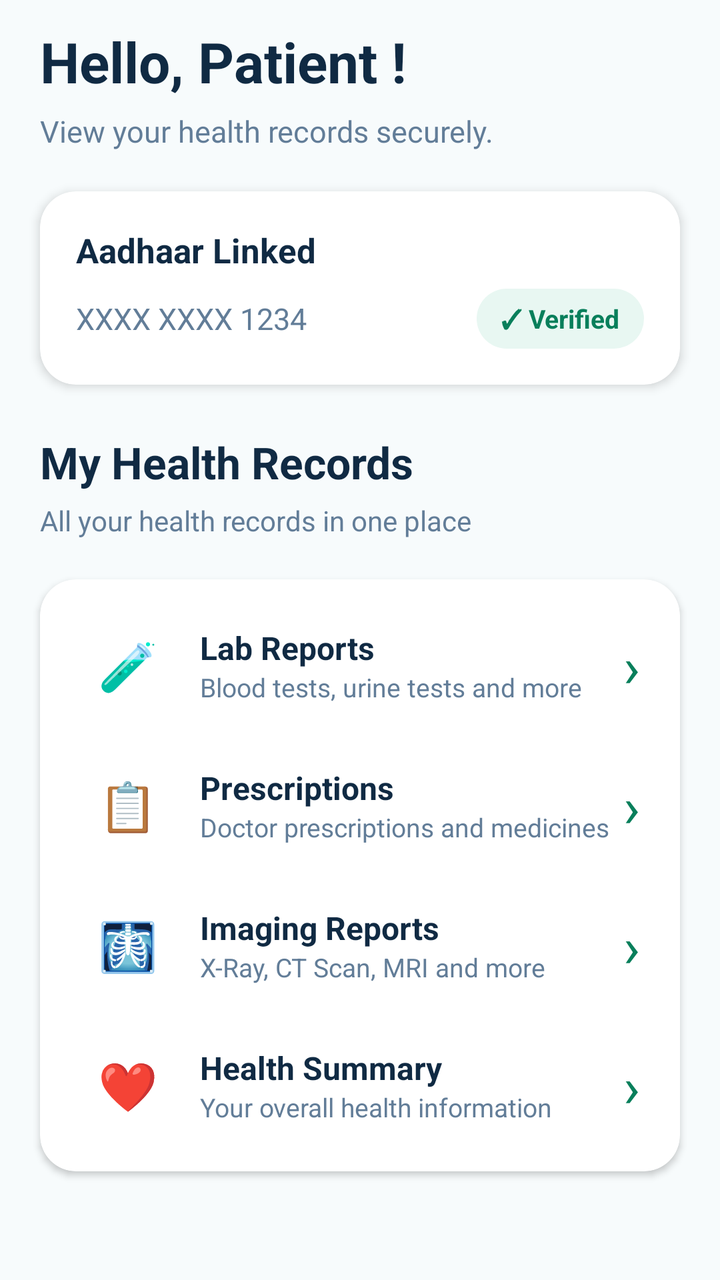
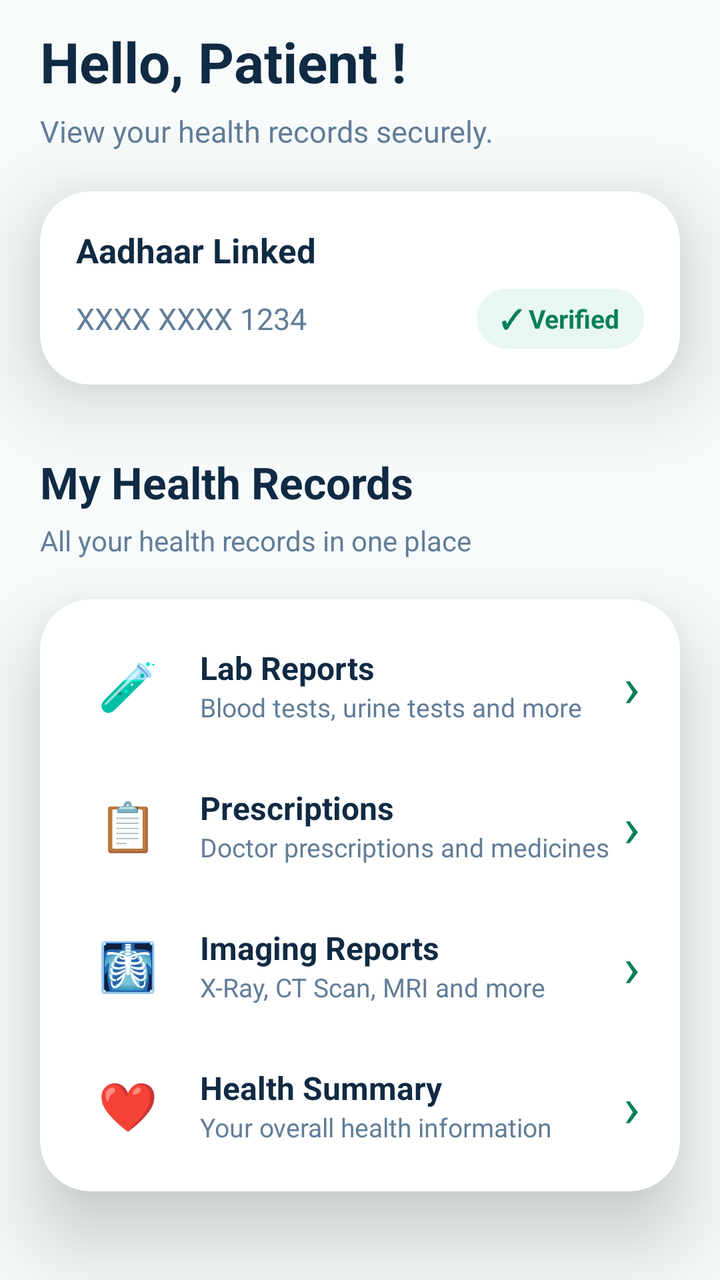

An Android layout rendered at two revisions. The XML below is the earlier revision; the diff shows what the commit changed to produce the second picture.
<!-- AndroidManifest.xml: application theme Theme.HealthYatra -->
<!-- res/layout/fragment_patient_record.xml -->
<?xml version="1.0" encoding="utf-8"?>
<androidx.constraintlayout.widget.ConstraintLayout
    xmlns:android="http://schemas.android.com/apk/res/android"
    xmlns:app="http://schemas.android.com/apk/res-auto"
    android:layout_width="match_parent"
    android:layout_height="match_parent"
    android:background="#F7FBFC">



    
    <LinearLayout
        android:id="@+id/greetingLayout"
        android:layout_width="0dp"
        android:layout_height="wrap_content"
        android:orientation="vertical"
        android:paddingStart="20dp"
        android:paddingTop="12dp"
        android:paddingEnd="20dp"
        android:paddingBottom="20dp"
        app:layout_constraintEnd_toEndOf="parent"
        app:layout_constraintStart_toStartOf="parent"
        app:layout_constraintTop_toTopOf="parent">

        <TextView
            android:layout_width="wrap_content"
            android:layout_height="wrap_content"
            android:text="Hello, Patient !"
            android:textColor="#102A43"
            android:textSize="28sp"
            android:textStyle="bold" />

        <TextView
            android:layout_width="wrap_content"
            android:layout_height="wrap_content"
            android:layout_marginTop="6dp"
            android:text="View your health records securely."
            android:textColor="#627D98"
            android:textSize="15sp" />
    </LinearLayout>


    
    <androidx.cardview.widget.CardView
        android:id="@+id/aadhaarCard"
        android:layout_width="0dp"
        android:layout_height="wrap_content"
        android:layout_marginStart="20dp"
        android:layout_marginEnd="20dp"
        app:cardCornerRadius="18dp"
        app:cardElevation="3dp"
        app:cardBackgroundColor="#FFFFFF"
        app:layout_constraintTop_toBottomOf="@id/greetingLayout"
        app:layout_constraintStart_toStartOf="parent"
        app:layout_constraintEnd_toEndOf="parent">

        <LinearLayout
            android:layout_width="match_parent"
            android:layout_height="wrap_content"
            android:orientation="vertical"
            android:padding="18dp">

            <TextView
                android:layout_width="wrap_content"
                android:layout_height="wrap_content"
                android:text="Aadhaar Linked"
                android:textColor="#102A43"
                android:textSize="17sp"
                android:textStyle="bold"/>

            <LinearLayout
                android:layout_width="match_parent"
                android:layout_height="wrap_content"
                android:layout_marginTop="8dp"
                android:gravity="center_vertical"
                android:orientation="horizontal">

                <TextView
                    android:layout_width="0dp"
                    android:layout_height="wrap_content"
                    android:layout_weight="1"
                    android:text="XXXX XXXX 1234"
                    android:textColor="#627D98"
                    android:textSize="15sp"/>

                <TextView
                    android:layout_width="wrap_content"
                    android:layout_height="wrap_content"
                    android:background="@drawable/bg_verified"
                    android:paddingStart="12dp"
                    android:paddingTop="6dp"
                    android:paddingEnd="12dp"
                    android:paddingBottom="6dp"
                    android:text="✓ Verified"
                    android:textColor="#087F5B"
                    android:textSize="13sp"
                    android:textStyle="bold"/>
            </LinearLayout>

        </LinearLayout>

    </androidx.cardview.widget.CardView>


    
    <TextView
        android:id="@+id/recordsTitle"
        android:layout_width="0dp"
        android:layout_height="wrap_content"
        android:layout_marginStart="20dp"
        android:layout_marginTop="24dp"
        android:layout_marginEnd="20dp"
        android:text="My Health Records"
        android:textColor="#102A43"
        android:textSize="22sp"
        android:textStyle="bold"
        app:layout_constraintTop_toBottomOf="@id/aadhaarCard"
        app:layout_constraintStart_toStartOf="parent"
        app:layout_constraintEnd_toEndOf="parent"/>


    <TextView
        android:id="@+id/recordsSubtitle"
        android:layout_width="0dp"
        android:layout_height="wrap_content"
        android:layout_marginStart="20dp"
        android:layout_marginTop="5dp"
        android:layout_marginEnd="20dp"
        android:text="All your health records in one place"
        android:textColor="#627D98"
        android:textSize="14sp"
        app:layout_constraintTop_toBottomOf="@id/recordsTitle"
        app:layout_constraintStart_toStartOf="parent"
        app:layout_constraintEnd_toEndOf="parent"/>


    
    <androidx.cardview.widget.CardView
        android:id="@+id/recordsCard"
        android:layout_width="0dp"
        android:layout_height="wrap_content"
        android:layout_margin="20dp"
        app:cardCornerRadius="18dp"
        app:cardElevation="2dp"
        app:cardBackgroundColor="#FFFFFF"
        app:layout_constraintTop_toBottomOf="@id/recordsSubtitle"
        app:layout_constraintStart_toStartOf="parent"
        app:layout_constraintEnd_toEndOf="parent">

        <LinearLayout
            android:layout_width="match_parent"
            android:layout_height="wrap_content"
            android:orientation="vertical"
            android:padding="8dp">

            
            <LinearLayout
                android:id="@+id/labReports"
                android:layout_width="match_parent"
                android:layout_height="70dp"
                android:gravity="center_vertical"
                android:orientation="horizontal"
                android:padding="12dp">

                <TextView
                    android:layout_width="48dp"
                    android:layout_height="48dp"
                    android:gravity="center"
                    android:text="🧪"
                    android:textSize="24sp"/>

                <LinearLayout
                    android:layout_width="0dp"
                    android:layout_height="wrap_content"
                    android:layout_weight="1"
                    android:layout_marginStart="12dp"
                    android:orientation="vertical">

                    <TextView
                        android:layout_width="wrap_content"
                        android:layout_height="wrap_content"
                        android:text="Lab Reports"
                        android:textColor="#102A43"
                        android:textSize="16sp"
                        android:textStyle="bold"/>

                    <TextView
                        android:layout_width="wrap_content"
                        android:layout_height="wrap_content"
                        android:text="Blood tests, urine tests and more"
                        android:textColor="#627D98"
                        android:textSize="13sp"/>
                </LinearLayout>

                <TextView
                    android:layout_width="wrap_content"
                    android:layout_height="wrap_content"
                    android:text="›"
                    android:textColor="#087F5B"
                    android:textSize="28sp"/>

            </LinearLayout>


            
            <LinearLayout
                android:id="@+id/prescription"
                android:layout_width="match_parent"
                android:layout_height="70dp"
                android:gravity="center_vertical"
                android:orientation="horizontal"
                android:padding="12dp">

                <TextView
                    android:layout_width="48dp"
                    android:layout_height="48dp"
                    android:gravity="center"
                    android:text="📋"
                    android:textSize="24sp"/>

                <LinearLayout
                    android:layout_width="0dp"
                    android:layout_height="wrap_content"
                    android:layout_weight="1"
                    android:layout_marginStart="12dp"
                    android:orientation="vertical">

                    <TextView
                        android:layout_width="wrap_content"
                        android:layout_height="wrap_content"
                        android:text="Prescriptions"
                        android:textColor="#102A43"
                        android:textSize="16sp"
                        android:textStyle="bold"/>

                    <TextView
                        android:layout_width="wrap_content"
                        android:layout_height="wrap_content"
                        android:text="Doctor prescriptions and medicines"
                        android:textColor="#627D98"
                        android:textSize="13sp"/>
                </LinearLayout>

                <TextView
                    android:layout_width="wrap_content"
                    android:layout_height="wrap_content"
                    android:text="›"
                    android:textColor="#087F5B"
                    android:textSize="28sp"/>

            </LinearLayout>


            
            <LinearLayout
                android:id="@+id/imagingReports"
                android:layout_width="match_parent"
                android:layout_height="70dp"
                android:gravity="center_vertical"
                android:orientation="horizontal"
                android:padding="12dp">

                <TextView
                    android:layout_width="48dp"
                    android:layout_height="48dp"
                    android:gravity="center"
                    android:text="🩻"
                    android:textSize="24sp"/>

                <LinearLayout
                    android:layout_width="0dp"
                    android:layout_height="wrap_content"
                    android:layout_weight="1"
                    android:layout_marginStart="12dp"
                    android:orientation="vertical">

                    <TextView
                        android:layout_width="wrap_content"
                        android:layout_height="wrap_content"
                        android:text="Imaging Reports"
                        android:textColor="#102A43"
                        android:textSize="16sp"
                        android:textStyle="bold"/>

                    <TextView
                        android:layout_width="wrap_content"
                        android:layout_height="wrap_content"
                        android:text="X-Ray, CT Scan, MRI and more"
                        android:textColor="#627D98"
                        android:textSize="13sp"/>
                </LinearLayout>

                <TextView
                    android:layout_width="wrap_content"
                    android:layout_height="wrap_content"
                    android:text="›"
                    android:textColor="#087F5B"
                    android:textSize="28sp"/>

            </LinearLayout>


            
            <LinearLayout
                android:id="@+id/healthSummary"
                android:layout_width="match_parent"
                android:layout_height="70dp"
                android:gravity="center_vertical"
                android:orientation="horizontal"
                android:padding="12dp">

                <TextView
                    android:layout_width="48dp"
                    android:layout_height="48dp"
                    android:gravity="center"
                    android:text="❤️"
                    android:textSize="24sp"/>

                <LinearLayout
                    android:layout_width="0dp"
                    android:layout_height="wrap_content"
                    android:layout_weight="1"
                    android:layout_marginStart="12dp"
                    android:orientation="vertical">

                    <TextView
                        android:layout_width="wrap_content"
                        android:layout_height="wrap_content"
                        android:text="Health Summary"
                        android:textColor="#102A43"
                        android:textSize="16sp"
                        android:textStyle="bold"/>

                    <TextView
                        android:layout_width="wrap_content"
                        android:layout_height="wrap_content"
                        android:text="Your overall health information"
                        android:textColor="#627D98"
                        android:textSize="13sp"/>
                </LinearLayout>

                <TextView
                    android:layout_width="wrap_content"
                    android:layout_height="wrap_content"
                    android:text="›"
                    android:textColor="#087F5B"
                    android:textSize="28sp"/>

            </LinearLayout>

        </LinearLayout>

    </androidx.cardview.widget.CardView>

</androidx.constraintlayout.widget.ConstraintLayout>
<!-- resources referenced by this layout -->
<resources>
  <!-- drawable bg_verified (drawable) -->
  <?xml version="1.0" encoding="utf-8"?>
  <shape xmlns:android="http://schemas.android.com/apk/res/android"
      android:shape="rectangle">
  
      <solid android:color="#E8F7F2"/>
  
      <corners android:radius="20dp"/>
  
  </shape>
  <style name="Theme.HealthYatra" parent="Theme.Material3.Light.NoActionBar">
  
          <item name="colorPrimary">@color/primary</item>
          <item name="colorPrimaryContainer">@color/primary_light</item>
  
          <item name="android:colorBackground">@color/background</item>
          <item name="colorSurface">@color/white</item>
  
          <item name="android:textColorPrimary">@color/text_primary</item>
          <item name="android:textColorSecondary">@color/text_secondary</item>
  
          
          <item name="android:statusBarColor">@color/text_primary</item>
          <item name="android:windowLightStatusBar">true</item>
  
          
          <item name="android:navigationBarColor">@color/white</item>
  
          <item name="colorControlActivated">#1565C0</item>
  
          <item name="colorOnSurface">#1F2937</item>
          <item name="colorOnSurfaceVariant">#64748B</item>
  
      </style>
  <color name="primary">#FFFFFF</color>
  <color name="primary_light">#CACACA</color>
  <color name="background">#F8FAFC</color>
  <color name="white">#FFFFFF</color>
  <color name="text_primary">#000000</color>
  <color name="text_secondary">#64748B</color>
</resources>

<!-- the commit's change to res/layout/fragment_patient_record.xml (unified diff, before → after) -->
@@ -18,6 +18,7 @@
         android:paddingTop="12dp"
         android:paddingEnd="20dp"
         android:paddingBottom="20dp"
+
         app:layout_constraintEnd_toEndOf="parent"
         app:layout_constraintStart_toStartOf="parent"
         app:layout_constraintTop_toTopOf="parent">
@@ -47,8 +48,8 @@
         android:layout_height="wrap_content"
         android:layout_marginStart="20dp"
         android:layout_marginEnd="20dp"
-        app:cardCornerRadius="18dp"
-        app:cardElevation="3dp"
+        app:cardCornerRadius="25dp"
+        app:cardElevation="25dp"
         app:cardBackgroundColor="#FFFFFF"
         app:layout_constraintTop_toBottomOf="@id/greetingLayout"
         app:layout_constraintStart_toStartOf="parent"
@@ -108,7 +109,7 @@
         android:layout_width="0dp"
         android:layout_height="wrap_content"
         android:layout_marginStart="20dp"
-        android:layout_marginTop="24dp"
+        android:layout_marginTop="34dp"
         android:layout_marginEnd="20dp"
         android:text="My Health Records"
         android:textColor="#102A43"
@@ -140,8 +141,9 @@
         android:layout_width="0dp"
         android:layout_height="wrap_content"
         android:layout_margin="20dp"
-        app:cardCornerRadius="18dp"
-        app:cardElevation="2dp"
+        app:cardCornerRadius="25dp"
+        app:cardElevation="25dp"
+        android:padding="12dp"
         app:cardBackgroundColor="#FFFFFF"
         app:layout_constraintTop_toBottomOf="@id/recordsSubtitle"
         app:layout_constraintStart_toStartOf="parent"
